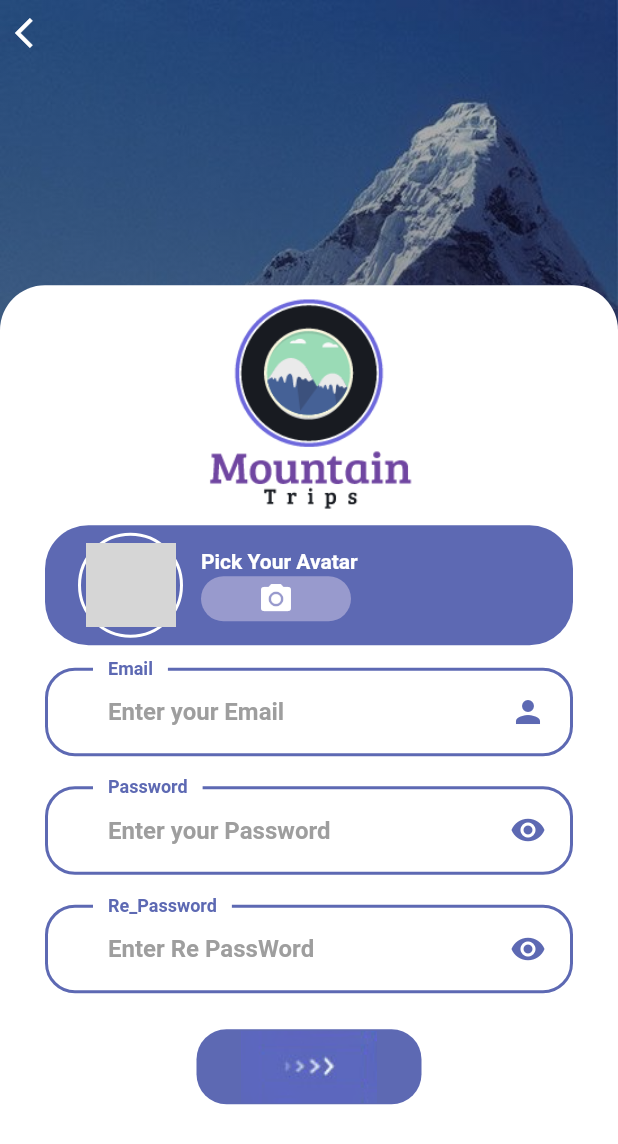
After one commit to nguyenminhhung2011/Mountain_trip_UI, a Flutter app: the SignUpScreen screen opened directly, on a phone screen of 412 x 824 dp. The commit adds this screen. Shown: the top 1144 px of the screen. Run offline on Flutter 3.47's test engine with Material 2 defaults, Android fonts, the light colour scheme and no system bars; network calls fail; grey boxes are pictures that could not be loaded.

Commit message:
Sign Up Screen UI

```diff
--- a/lib/pages/SignIn_SignUpPage/SignInScreen.dart
+++ b/lib/pages/SignIn_SignUpPage/SignInScreen.dart
@@ -1,6 +1,7 @@
 import 'package:flutter/src/foundation/key.dart';
 import 'package:flutter/src/widgets/framework.dart';
 import 'package:flutter/material.dart';
+import 'package:mountain_trip_api/pages/SignIn_SignUpPage/SignUpScreen.dart';
 
 import '../../misc/colors.dart';
 import '../../widgets/TextFormFieldDesign.dart';
@@ -189,7 +190,14 @@ class SignInScreen extends StatelessWidget {
                                   ),
                                 ),
                                 InkWell(
-                                  onTap: () {},
+                                  onTap: () {
+                                    Navigator.push(
+                                      context,
+                                      MaterialPageRoute(
+                                        builder: (context) => SignUpScreen(),
+                                      ),
+                                    );
+                                  },
                                   child: Text(
                                     'Sign Up',
                                     style: TextStyle(
--- /dev/null
+++ b/lib/pages/SignIn_SignUpPage/SignUpScreen.dart
@@ -0,0 +1,188 @@
+import 'package:flutter/material.dart';
+import 'package:flutter/src/foundation/key.dart';
+import 'package:flutter/src/widgets/framework.dart';
+
+import '../../misc/colors.dart';
+import '../../widgets/TextFormFieldDesign.dart';
+
+class SignUpScreen extends StatelessWidget {
+  const SignUpScreen({Key? key}) : super(key: key);
+
+  @override
+  Widget build(BuildContext context) {
+    return Scaffold(
+      backgroundColor: Colors.white,
+      body: Stack(
+        children: [
+          Image(
+            fit: BoxFit.cover,
+            image: AssetImage('assets/img/mountain.jpeg'),
+          ),
+          Container(
+            width: double.infinity,
+            height: double.infinity,
+            decoration: BoxDecoration(
+              gradient: LinearGradient(
+                begin: Alignment.topCenter,
+                end: Alignment.bottomCenter,
+                colors: [
+                  Colors.black26,
+                  AppColors.mainColor,
+                ],
+              ),
+            ),
+          ),
+          Column(
+            children: [
+              const SizedBox(height: 10),
+              Row(
+                mainAxisAlignment: MainAxisAlignment.start,
+                children: [
+                  const SizedBox(width: 10),
+                  InkWell(
+                    onTap: () {
+                      Navigator.pop(context);
+                    },
+                    child: Icon(Icons.arrow_back_ios, color: Colors.white),
+                  ),
+                ],
+              ),
+              Spacer(),
+              Container(
+                width: double.infinity,
+                height: MediaQuery.of(context).size.height / 1.3,
+                decoration: BoxDecoration(
+                  color: Colors.white,
+                  borderRadius: BorderRadius.only(
+                    topLeft: Radius.circular(30),
+                    topRight: Radius.circular(30),
+                  ),
+                ),
+                child: SingleChildScrollView(
+                  scrollDirection: Axis.vertical,
+                  child: Column(
+                    children: [
+                      const SizedBox(height: 5),
+                      Container(
+                        height: 150,
+                        child: Image(
+                          image: AssetImage('assets/img/MountainLogo.png'),
+                        ),
+                      ),
+                      const SizedBox(height: 5),
+                      Container(
+                        padding: const EdgeInsets.symmetric(
+                            horizontal: 20, vertical: 5),
+                        margin: const EdgeInsets.symmetric(horizontal: 30),
+                        width: double.infinity,
+                        height: 80,
+                        decoration: BoxDecoration(
+                          color: AppColors.mainColor,
+                          borderRadius: BorderRadius.circular(29),
+                        ),
+                        child: Row(
+                          children: [
+                            Container(
+                              padding: const EdgeInsets.all(5),
+                              decoration: BoxDecoration(
+                                shape: BoxShape.circle,
+                                border:
+                                    Border.all(width: 2, color: Colors.white),
+                              ),
+                              child: Container(
+                                height: 60,
+                                width: 60,
+                                decoration: BoxDecoration(
+                                  shape: BoxShape.circle,
+                                  image: DecorationImage(
+                                    fit: BoxFit.cover,
+                                    image: NetworkImage(
+                                        'https://scontent.fsgn5-15.fna.fbcdn.net/v/t39.30808-6/283302695_586918832926290_7105784237859390906_n.jpg?_nc_cat=111&ccb=1-7&_nc_sid=09cbfe&_nc_ohc=ESsVoa63avcAX_UDBUu&_nc_ht=scontent.fsgn5-15.fna&oh=00_AT8KFguLOr6_8642GieK6QfNofXEYHU38xfL4PBqWhI4SA&oe=6298B4FA'),
+                                  ),
+                                ),
+                              ),
+                            ),
+                            const SizedBox(width: 10),
+                            Column(
+                              mainAxisAlignment: MainAxisAlignment.center,
+                              crossAxisAlignment: CrossAxisAlignment.start,
+                              children: [
+                                Text(
+                                  'Pick Your Avatar',
+                                  style: TextStyle(
+                                    color: Colors.white,
+                                    fontWeight: FontWeight.bold,
+                                  ),
+                                ),
+                                const SizedBox(height: 2),
+                                InkWell(
+                                  onTap: () {},
+                                  child: Container(
+                                    height: 30,
+                                    width: 100,
+                                    decoration: BoxDecoration(
+                                      borderRadius: BorderRadius.circular(20),
+                                      color: AppColors.textColor1,
+                                    ),
+                                    child: Icon(
+                                      Icons.camera_alt,
+                                      color: Colors.white,
+                                    ),
+                                  ),
+                                )
+                              ],
+                            ),
+                          ],
+                        ),
+                      ),
+                      const SizedBox(height: 15),
+                      Padding(
+                        padding: const EdgeInsets.symmetric(horizontal: 30),
+                        child: Column(
+                          children: [
+                            TextFormFieldDesgin(
+                              hintText: "Enter your Email",
+                              labelText: "Email",
+                            ),
+                            const SizedBox(height: 20),
+                            TextFormFieldPassword(
+                              hintText: "Enter your Password",
+                              labelText: "Password",
+                            ),
+                            const SizedBox(height: 20),
+                            TextFormFieldPassword(
+                              hintText: "Enter Re PassWord",
+                              labelText: "Re_Password",
+                            ),
+                            const SizedBox(height: 7),
+                            const SizedBox(height: 17),
+                            InkWell(
+                              onTap: () {},
+                              child: Container(
+                                height: 50,
+                                width: 150,
+                                decoration: BoxDecoration(
+                                  borderRadius: BorderRadius.circular(20),
+                                  color: AppColors.mainColor,
+                                  image: DecorationImage(
+                                    image:
+                                        AssetImage('assets/img/button-one.png'),
+                                  ),
+                                ),
+                              ),
+                            ),
+                            const SizedBox(height: 7),
+                          ],
+                        ),
+                      ),
+                    ],
+                  ),
+                ),
+              )
+            ],
+          ),
+        ],
+      ),
+    );
+  }
+}
```
